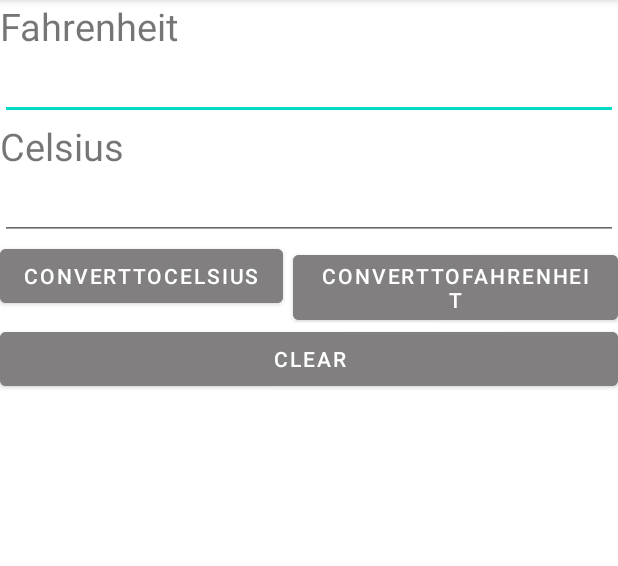
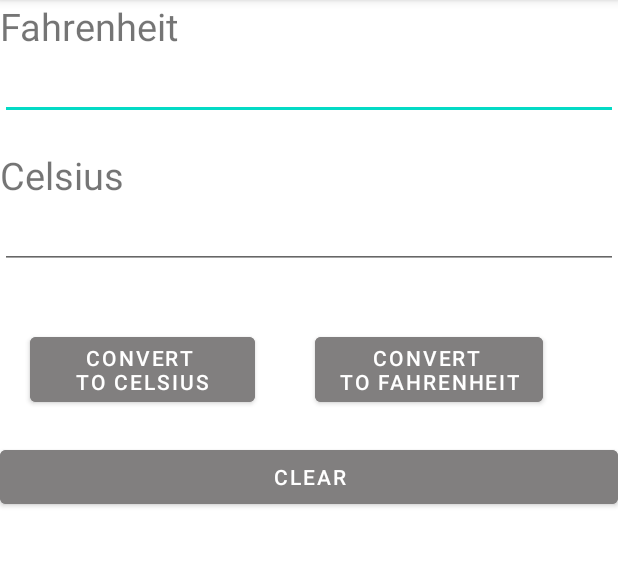
Before and after one commit to tuongvido/thuchanhtuan2_1bai2, an Android app: the screen it shows after launch (MainActivity), on a phone screen of 412 x 824 dp, the part 84-650 px from its top. Run offline under Robolectric (Android 15) with nearby library versions, the phone set to English and light mode, and no system bars.

Commit message:
convert to C&F

```diff
--- a/app/src/main/res/layout/activity_main.xml
+++ b/app/src/main/res/layout/activity_main.xml
@@ -20,8 +20,15 @@
         android:layout_height="wrap_content"
         />
     <TextView
+        android:id="@+id/tvThongBaoF"
+        android:layout_width="match_parent"
+        android:layout_height="wrap_content"
+        android:textStyle="italic"
+        android:textColor="#ED2A2A"/>
+    <TextView
         android:layout_width="wrap_content"
         android:layout_height="wrap_content"
+
         android:text="Celsius"
         android:textSize="25dp"
         android:fontStyle="normal"
@@ -31,23 +38,30 @@
         android:layout_width="match_parent"
         android:layout_height="wrap_content"
         />
+    <TextView
+        android:id="@+id/tvThongBaoC"
+        android:layout_width="match_parent"
+        android:layout_height="wrap_content"
+        android:textStyle="italic"
+        android:textColor="#ED2A2A"/>
     <LinearLayout
         android:layout_width="match_parent"
         android:layout_height="wrap_content"
         android:orientation="horizontal">
         <Button
             android:id="@+id/buttonConvToC"
-            android:layout_width="wrap_content"
+            android:layout_width="150dp"
             android:layout_height="wrap_content"
-            android:text="ConvertToCelsius"
+            android:text="Convert \nTo Celsius"
             android:backgroundTint="#817F7F"
-            android:layout_marginRight="10px"/>
+            android:layout_margin="20dp" />
         <Button
             android:id="@+id/buttonConvToF"
             android:layout_width="wrap_content"
             android:layout_height="wrap_content"
-            android:text="ConvertToFahrenheit"
-            android:backgroundTint="#817F7F"/>
+            android:text="Convert \nTo Fahrenheit"
+            android:backgroundTint="#817F7F"
+            android:layout_margin="20dp"/>
     </LinearLayout>
     <Button
         android:id="@+id/buttonClear"
```
Also changed, not shown: app/src/main/java/com/example/thuchanhtuan2_1bai2/MainActivity.java (+29 -5 lines).
